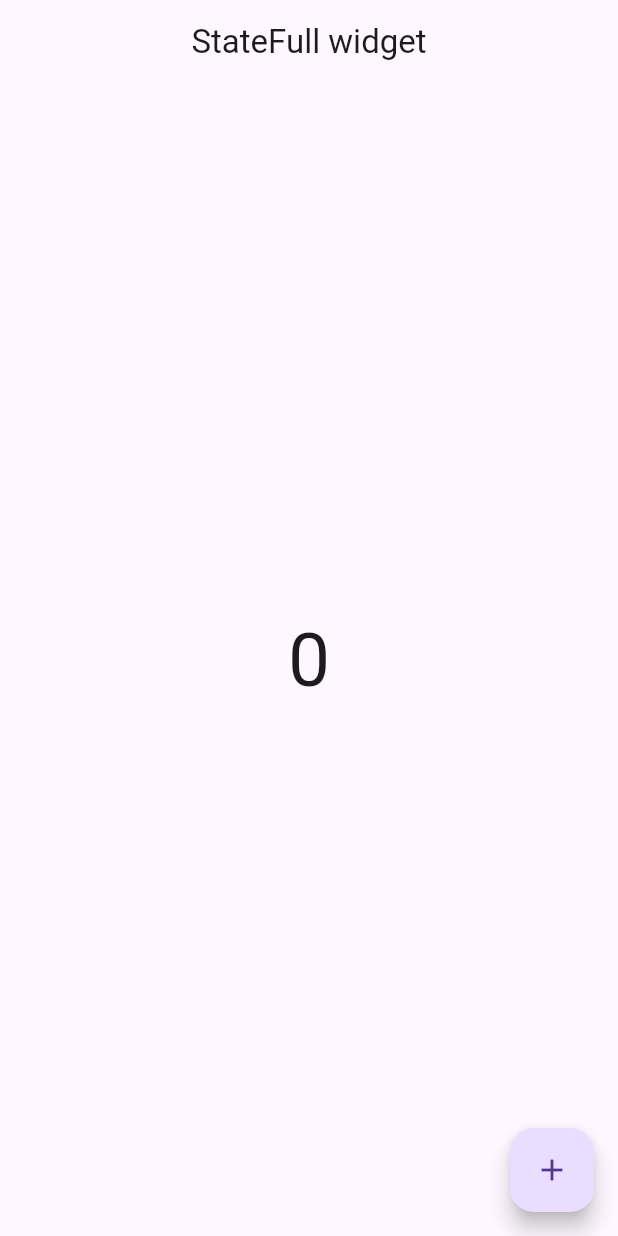
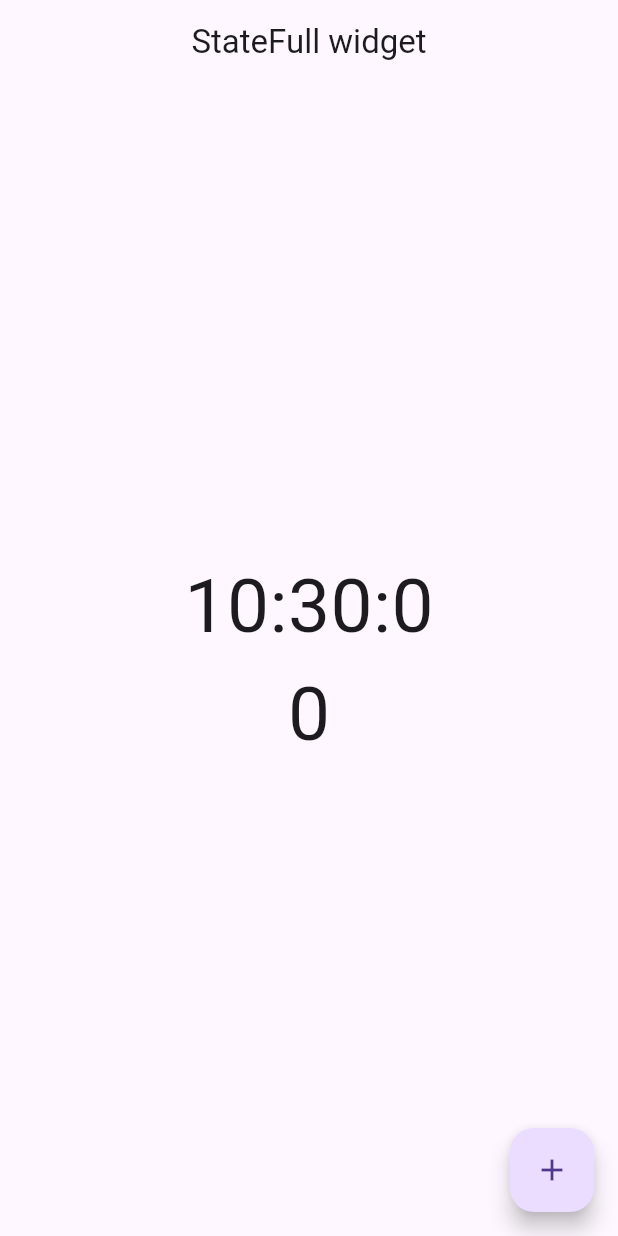
Before and after one commit to es-amit/Flutter-State-Management-Tutorials, a Flutter app: the first screen one second after launch, on a phone screen of 412 x 824 dp. Run offline on Flutter 3.47's test engine with Material 3 defaults, Android fonts, the phone set to English and light mode, and no system bars.

Commit message:
Provider basic example

```diff
--- a/lib/main.dart
+++ b/lib/main.dart
@@ -1,6 +1,10 @@
 import 'package:flutter/material.dart';
+import 'package:provider/provider.dart';
+import 'package:state_management/provider/count_provider.dart';
 //import 'package:state_management/lecture1.dart';
-import 'package:state_management/lecture2.dart';
+//import 'package:state_management/lecture2.dart';
+//import 'package:state_management/lecture3.dart';
+import 'package:state_management/screen/count_example.dart';
 
 void main() {
   runApp(const MyApp());
@@ -10,10 +14,13 @@ class MyApp extends StatelessWidget {
   const MyApp({super.key});
   @override
   Widget build(BuildContext context) {
-    return const MaterialApp(
-      debugShowCheckedModeBanner: false,
-      title: 'Flutter Demo',
-      home: Lecture2(),
+    return ChangeNotifierProvider(
+      create: (_) => CountProvider(),
+      child: const MaterialApp(
+        debugShowCheckedModeBanner: false,
+        title: 'Flutter Demo',
+        home: CountExample(),
+      ),
     );
   }
 }
--- /dev/null
+++ b/lib/provider/count_provider.dart
@@ -0,0 +1,13 @@
+import 'package:flutter/foundation.dart';
+
+import 'package:flutter/material.dart';
+
+class CountProvider with ChangeNotifier{
+  int _count =0;
+  int get count => _count;
+
+  void setCount(){
+    _count++;
+    notifyListeners();
+  }
+}
--- /dev/null
+++ b/lib/screen/count_example.dart
@@ -0,0 +1,62 @@
+import 'dart:async';
+
+import 'package:flutter/material.dart';
+import 'package:provider/provider.dart';
+import 'package:state_management/provider/count_provider.dart';
+
+class CountExample extends StatefulWidget {
+  const CountExample({super.key});
+
+  @override
+  State<CountExample> createState() => _CountExampleState();
+}
+
+class _CountExampleState extends State<CountExample> {
+
+  @override
+  void initState() {
+    super.initState();
+    final countProvider = Provider.of<CountProvider>(context,listen: false);
+    Timer.periodic(const Duration(seconds: 1), (timer) {
+      countProvider.setCount();
+    });
+  }
+
+  @override
+  Widget build(BuildContext context) {
+
+    return Scaffold(
+      appBar: AppBar(
+        title:const  Text("StateFull widget"),
+        centerTitle: true,
+      ),
+      body:  Column(
+        mainAxisAlignment: MainAxisAlignment.center,
+        children: [
+          Center(
+            child: Consumer<CountProvider>(builder: (context,value,child){
+              return Text("${DateTime.now().hour}:${DateTime.now().minute}:${DateTime.now().second}",
+                style: const TextStyle(
+              fontSize: 50
+            ),);
+            })
+          ),
+          Center(
+            child: Consumer<CountProvider>(builder: (context,value,child){
+              return Text(value.count.toString(),
+                style: const TextStyle(
+              fontSize: 50
+            ),);
+            })
+          ),
+
+        ],
+      ),
+      floatingActionButton: FloatingActionButton(
+        onPressed: (){
+          //countProvider.setCount();
+        },
+        child: const Icon(Icons.add),),
+    );
+}
+}
```
Also changed, not shown: lib/lecture3.dart (added, +51 -0 lines), pubspec.yaml (+4 -12 lines), pubspec.lock.
